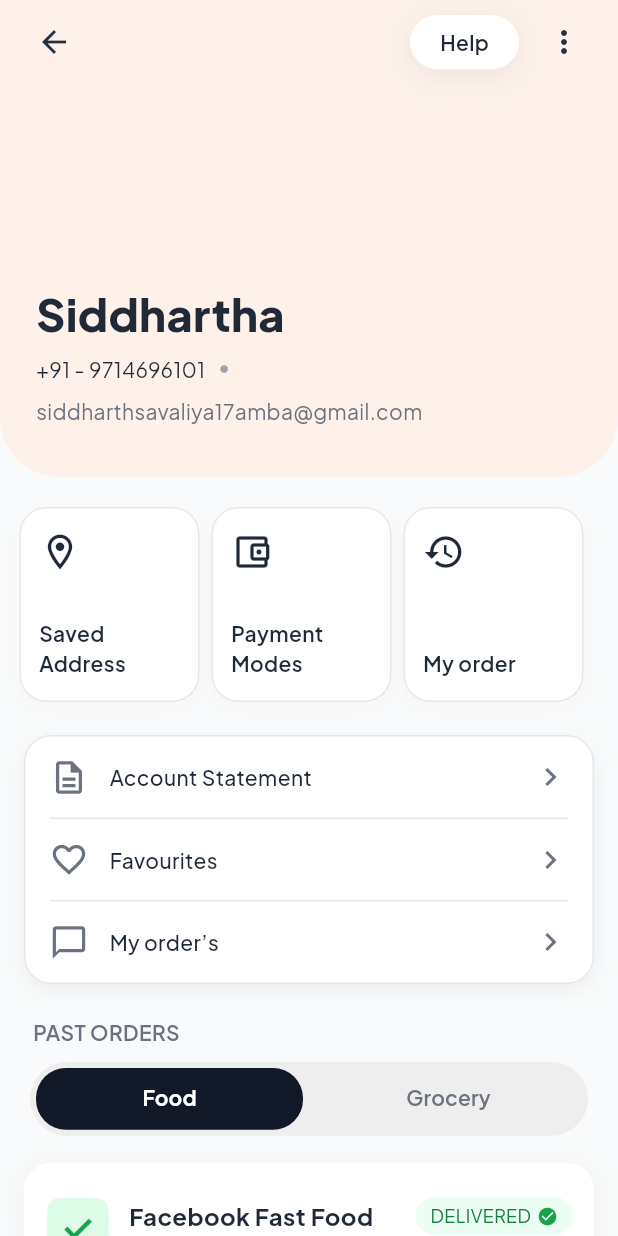
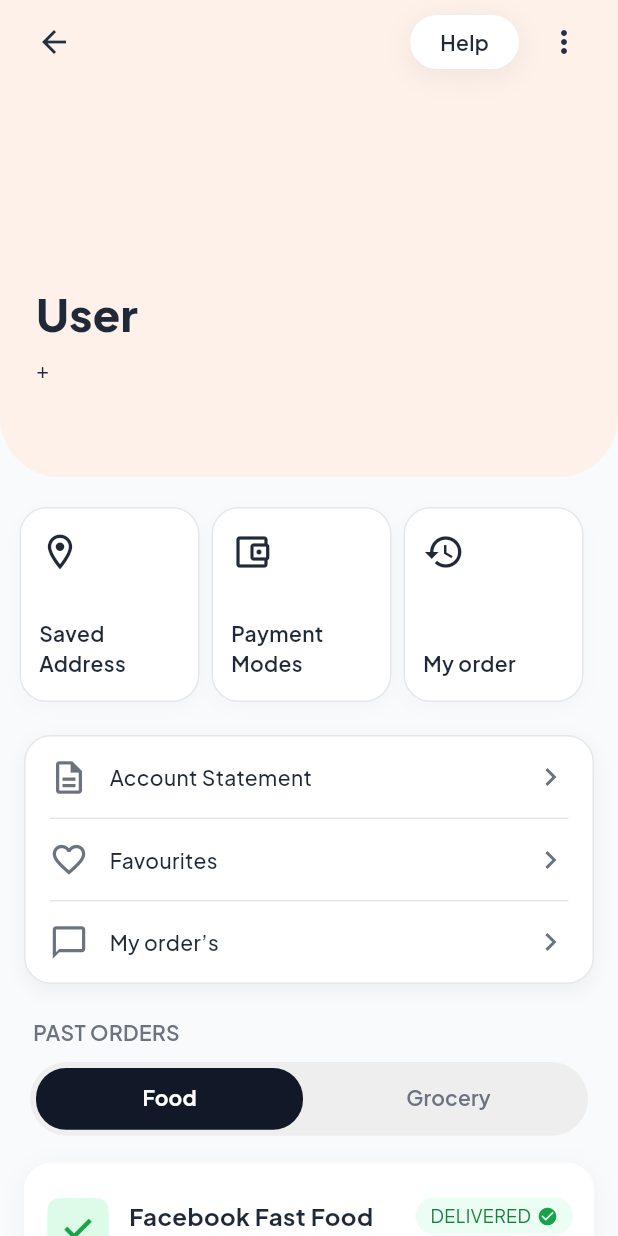
Before and after one commit to jsjoshishubh/DeliverLo, a Flutter app: the ProfileMainPage screen opened by its route, on a phone screen of 412 x 824 dp. Run offline on Flutter 3.47's test engine with Material 3 defaults, Android fonts, the phone set to English and light mode, and no system bars; our stand-ins replace dio, easy_stepper, flash, flutter_switch, geolocator, get and 3 more; accounts and stored records are empty; network calls fail.

Commit message:
Profile Update , delete and Get

```diff
--- /dev/null
+++ b/lib/Components/common_popup_menu_component.dart
@@ -0,0 +1,64 @@
+import 'package:deliverylo/Styles/app_colors.dart';
+import 'package:deliverylo/Utils/utils.dart';
+import 'package:flutter/material.dart';
+
+class CommonPopupMenuItemData {
+  final String value;
+  final String title;
+  final IconData icon;
+
+  const CommonPopupMenuItemData({
+    required this.value,
+    required this.title,
+    required this.icon,
+  });
+}
+
+class CommonPopupMenuTrigger extends StatelessWidget {
+  final Widget child;
+  final List<CommonPopupMenuItemData> items;
+  final ValueChanged<String> onSelected;
+
+  const CommonPopupMenuTrigger({
+    super.key,
+    required this.child,
+    required this.items,
+    required this.onSelected,
+  });
+
+  @override
+  Widget build(BuildContext context) {
+    return PopupMenuButton<String>(
+      tooltip: '',
+      onSelected: onSelected,
+      position: PopupMenuPosition.under,
+      color: Colors.white,
+      elevation: 4,
+      shape: RoundedRectangleBorder(borderRadius: BorderRadius.circular(12)),
+      itemBuilder: (context) {
+        return items
+            .map(
+              (item) => PopupMenuItem<String>(
+                value: item.value,
+                child: Row(
+                  children: [
+                    Icon(item.icon, size: 18, color: HexColor.fromHex('#1F2937')),
+                    const SizedBox(width: 10),
+                    Text(
+                      item.title,
+                      style: commonTextStyle(
+                        fontColor: HexColor.fromHex('#1F2937'),
+                        fontSize: 14,
+                        fontWeight: FontWeight.w600,
+                      ),
+                    ),
+                  ],
+                ),
+              ),
+            )
+            .toList();
+      },
+      child: child,
+    );
+  }
+}
--- a/lib/Controllers/Auth_Controller.dart
+++ b/lib/Controllers/Auth_Controller.dart
@@ -79,7 +79,7 @@ class AuthController extends GetxController {
       update();
     } catch (e) {
       log('Error ---- ${e}');
-      onHandleError(error: e);
+      onHandleError(e, error: e);
       changeLoading(false);
       update();
     }
@@ -119,7 +119,7 @@ class AuthController extends GetxController {
       };
       reqObj.removeWhere((key, value) => value == null || value.toString().trim().isEmpty);
       final formData = dio.FormData.fromMap(reqObj);
-      final response = await dioClient.patchRequest(url, formData);
+      final response = await dioClient.patchRequest(url, data: formData);
       if(response.data['success'] == true){
         toastWidget('Profile updated successfully', false);
         final Map<String, dynamic> responseData = (response.data['data'] is Map<String, dynamic>)
@@ -143,7 +143,7 @@ class AuthController extends GetxController {
       update();
     } catch (e) {
       log('SignUp API Error ---- ${e}');
-      onHandleError(error: e);
+      onHandleError(e, error: e);
       changeLoading(false);
       update();
     }
--- a/lib/Https Requests/dio_client.dart
+++ b/lib/Https Requests/dio_client.dart
@@ -101,7 +101,7 @@ class DioClient {
     }
   }
 
-  Future<Response> patchRequest(String url, [dynamic data]) async {
+  Future<Response> patchRequest(String url, {dynamic data}) async {
     try {
       await checkNetworkConnetion();
       final baseRequest = addInterceptors(dio);
--- a/lib/Routes/app_routes.dart
+++ b/lib/Routes/app_routes.dart
@@ -5,6 +5,7 @@ import 'package:deliverylo/Views/Login%20and%20Signup/login_signup_page.dart';
 import 'package:deliverylo/Views/Login%20and%20Signup/otp_page.dart';
 import 'package:deliverylo/Views/Main%20Home/main_DashBoard_page.dart';
 import 'package:deliverylo/Views/Main%20Home/main_home_page.dart';
+import 'package:deliverylo/Views/Profile%20/Edit_Profile_page.dart';
 import 'package:deliverylo/Views/Profile%20/Favourites_page.dart';
 import 'package:deliverylo/Views/Profile%20/Profile_main_page.dart';
 import 'package:deliverylo/Views/checkout%20and%20orderSuccess%20and%20Order%20Tracking/My_Order_page.dart';
@@ -42,6 +43,7 @@ abstract class Routes{
  static const FAVOURITES = '/favourites_page';
  static const MYYORDER = '/my_order';
  static const ADDADDRESS = '/add_address';
+ static const EDITPROFILE = '/edit_profile';
 }
 
 
@@ -67,5 +69,6 @@ abstract class AppPages{
      GetPage(name: Routes.FAVOURITES, page: () => FavouritesPage(),transition: Transition.fadeIn),
      GetPage(name: Routes.MYYORDER, page: () => MyOrderPage(),transition: Transition.fadeIn),
      GetPage(name: Routes.ADDADDRESS, page: () => AddAddressPage(),transition: Transition.fadeIn),
+     GetPage(name: Routes.EDITPROFILE, page: () => EditProfilePage(),transition: Transition.fadeIn),
   ];
 }
--- a/lib/Utils/utils.dart
+++ b/lib/Utils/utils.dart
@@ -323,7 +323,7 @@ commonTextWithSufixAndPreFixIcon({Function? onTap, IconData? preFixicon, bool is
 }
 
 
-void onHandleError({required dynamic error, Function? onCallback, List<String>? validationKey,}) {
+void onHandleError(Object e, {required dynamic error, Function? onCallback, List<String>? validationKey,}) {
   int? statusCode;
   dynamic errorData;
   String? message;
--- a/lib/Views/Profile /Profile_main_page.dart
+++ b/lib/Views/Profile /Profile_main_page.dart
@@ -1,7 +1,10 @@
 import 'package:deliverylo/Commons%20and%20Reusables/common_app_screen_background.dart';
+import 'package:deliverylo/Components/common_popup_menu_component.dart';
 import 'package:deliverylo/Components/ProfilePageComponents/account_option_card_component.dart';
 import 'package:deliverylo/Components/ProfilePageComponents/past_orders_tab_component.dart';
 import 'package:deliverylo/Components/ProfilePageComponents/quick_action_card_component.dart';
+import 'package:deliverylo/Controllers/Profile_Controller.dart';
+import 'package:deliverylo/Routes/app_routes.dart';
 import 'package:deliverylo/Styles/app_colors.dart';
 import 'package:deliverylo/Utils/utils.dart';
 import 'package:flutter/material.dart';
@@ -15,6 +18,14 @@ class ProfileMainPage extends StatefulWidget {
 }
 
 class _ProfileMainPageState extends State<ProfileMainPage> {
+  final ProfileController _profileController = Get.put(ProfileController());
+
+  @override
+  void initState() {
+    super.initState();
+    _profileController.getUserProfileData();
+  }
+
   @override
   Widget build(BuildContext context) {
     return Scaffold(
@@ -28,7 +39,10 @@ class _ProfileMainPageState extends State<ProfileMainPage> {
           bottom: false,
           child: Padding(
             padding: const EdgeInsets.symmetric(horizontal: 24),
-            child: ProfileTopChild()
+            child: GetBuilder<ProfileController>(
+              builder: (controller) =>
+                  ProfileTopChild(userProfileData: controller.userProfileData),
+            ),
           ),
         ),
         bottomChild: Container(
@@ -41,7 +55,8 @@ class _ProfileMainPageState extends State<ProfileMainPage> {
 
 
 class ProfileTopChild extends StatefulWidget {
-  const ProfileTopChild({super.key});
+  final Map<String, dynamic> userProfileData;
+  const ProfileTopChild({super.key, required this.userProfileData});
 
   @override
   State<ProfileTopChild> createState() => Profile_TopChildState();
@@ -49,6 +64,21 @@ class ProfileTopChild extends StatefulWidget {
 
 class Profile_TopChildState extends State<ProfileTopChild> {
   final GlobalKey<State> _keyLoader = GlobalKey<State>();
+  static const String _menuEditProfile = 'edit_profile';
+  static const String _menuLogout = 'logout';
+  static const String _menuDeleteUser= 'delete_user';
+
+  void _onProfileMenuSelected(String value) {
+    if (value == _menuEditProfile) {
+      Get.toNamed(Routes.EDITPROFILE);
+    }
+    if (value == _menuLogout) {
+      _showLogoutConfirmation();
+    }
+    if (value == _menuDeleteUser) {
+      _showDeleteUserConfirmation();
+    }
+  }
 
   Future<void> _showLogoutConfirmation() async {
     await Get.dialog(
@@ -110,15 +140,79 @@ class Profile_TopChildState extends State<ProfileTopChild> {
     );
   }
 
+  Future<void> _showDeleteUserConfirmation() async {
+    await Get.dialog(
+      AlertDialog(
+        title: Text(
+          'Delete user',
+          style: commonTextStyle(
+            fontSize: 20,
+            fontWeight: FontWeight.w700,
+            fontColor: HexColor.fromHex('#1F2937'),
+          ),
+        ),
+        content: Text(
+          'Are you sure you want to delete your profile?',
+          style: commonTextStyle(
+            fontSize: 14,
+            fontWeight: FontWeight.w500,
+            fontColor: HexColor.fromHex('#4B5563'),
+          ),
+        ),
+        actions: [
+          TextButton(
+            onPressed: () => Get.back(),
+            child: Text(
+              'No',
+              style: commonTextStyle(
+                fontSize: 14,
+                fontWeight: FontWeight.w700,
+                fontColor: HexColor.fromHex('#6B7280'),
+              ),
+            ),
+          ),
+          TextButton(
+            onPressed: () async {
+              Get.back();
+              await Get.find<ProfileController>().deleteUserProfile();
+            },
+            child: Text(
+              'Yes',
+              style: commonTextStyle(
+                fontSize: 14,
+                fontWeight: FontWeight.w700,
+                fontColor: HexColor.fromHex('#EF4444'),
+              ),
+            ),
+          ),
+        ],
+      ),
+    );
+  }
+
   @override
   Widget build(BuildContext context) {
+    final dynamic fullNameValue = widget.userProfileData['displayName'] ?? widget.userProfileData['name'];
+    final dynamic emailValue = widget.userProfileData['email'];
+    final dynamic phoneValue = widget.userProfileData['mobile'] ?? widget.userProfileData['phone'];
+    final String fullName = fullNameValue?.toString().trim().isNotEmpty == true ? fullNameValue.toString().trim() : 'User';
+    final String email = emailValue?.toString().trim() ?? '';
+    final String phone = phoneValue?.toString().trim() ?? '';
+
     return Column(
               crossAxisAlignment: CrossAxisAlignment.start,
               children: [
                 const SizedBox(height: 10),
                 Row(
                   children: [
-                      InkWell(onTap: () => Get.back(), child: Icon(Icons.arrow_back, size: 24, color: Color(0xFF223042))),
+                    InkWell(
+                      onTap: () => Get.back(),
+                      child: const Icon(
+                        Icons.arrow_back,
+                        size: 24,
+                        color: Color(0xFF223042),
+                      ),
+                    ),
                     const Spacer(),
                     Container(
                       padding: const EdgeInsets.symmetric(horizontal: 20, vertical: 8),
@@ -136,18 +230,40 @@ class Profile_TopChildState extends State<ProfileTopChild> {
                       child: Text('Help',style: commonTextStyle(fontColor: HexColor.fromHex('#1F2937'),fontSize: 14,fontWeight: FontWeight.w600,),),
                     ),
                     const SizedBox(width: 18),
-                    InkWell(
-                      onTap: _showLogoutConfirmation,
-                      child: const Icon(Icons.more_vert, size: 24, color: Color(0xFF223042))
+                    CommonPopupMenuTrigger(
+                      items: const [
+                        CommonPopupMenuItemData(
+                          value: _menuEditProfile,
+                          title: 'Edit profile',
+                          icon: Icons.edit_outlined,
+                        ),
+                        CommonPopupMenuItemData(
+                          value: _menuLogout,
+                          title: 'Logout',
+                          icon: Icons.logout_rounded,
+                        ),
+                        CommonPopupMenuItemData(
+                          value: _menuDeleteUser,
+                          title: 'Delete Profile',
+                          icon: Icons.delete_outline,
+                        ),
+                      ],
+                      onSelected: _onProfileMenuSelected,
+                      child: const Icon(
+                        Icons.more_vert,
+                        size: 24,
+                        color: Color(0xFF223042),
+                      ),
                     ),
                   ],
                 ),
                 const Spacer(),
-                Text('Siddhartha',style: commonTextStyle(fontColor: HexColor.fromHex('#1F2937'),fontSize: 30,fontWeight: FontWeight.w800,),),
+                Text(fullName,style: commonTextStyle(fontColor: HexColor.fromHex('#1F2937'),fontSize: 30,fontWeight: FontWeight.w800,),),
                 const SizedBox(height: 6),
                 Row(
                   children: [
-                    Text('+91 - 9714696101',style: commonTextStyle(fontColor: HexColor.fromHex('#1F2937'),fontSize: 14,fontWeight: FontWeight.w400,),),
+                    Text("+${phone}",style: commonTextStyle(fontColor: HexColor.fromHex('#1F2937'),fontSize: 14,fontWeight: FontWeight.w400,),),
+                    if (phone.isNotEmpty && email.isNotEmpty) ...[
                       const SizedBox(width: 10),
                       Container(
                         width: 5,
@@ -155,9 +271,10 @@ class Profile_TopChildState extends State<ProfileTopChild> {
                         decoration: BoxDecoration(color: HexColor.fromHex('#9CA3AF'),shape: BoxShape.circle,),
                       ),
                     ],
+                  ],
                 ),
                 const SizedBox(height: 8),
-                Text('siddharthsavaliya17amba@gmail.com',style: commonTextStyle(fontColor: HexColor.fromHex('#6B7280'),fontSize: 14,fontWeight: FontWeight.w400,),),
+                Text(email,style: commonTextStyle(fontColor: HexColor.fromHex('#6B7280'),fontSize: 14,fontWeight: FontWeight.w400,),),
                 const SizedBox(height: 34),
               ],
             );
```
Also changed, not shown: lib/Controllers/Profile_Controller.dart (+76 -1 lines), lib/Views/Profile /Edit_Profile_page.dart (added, +127 -0 lines). Lines whose indentation alone changed are shown as unchanged.
